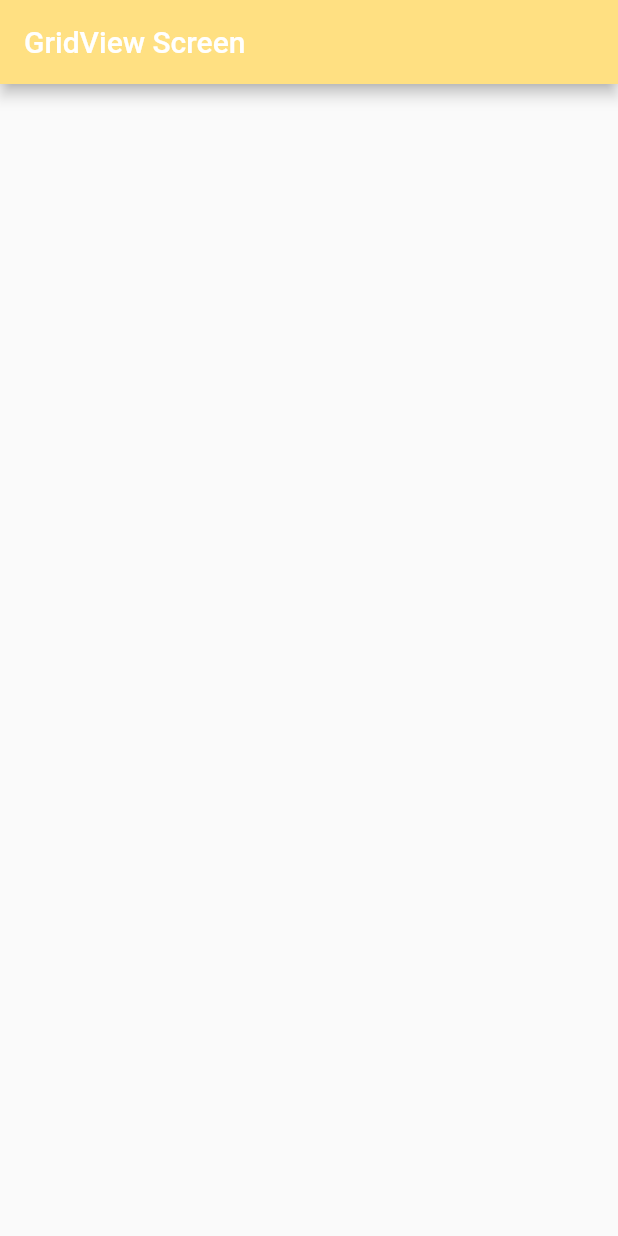
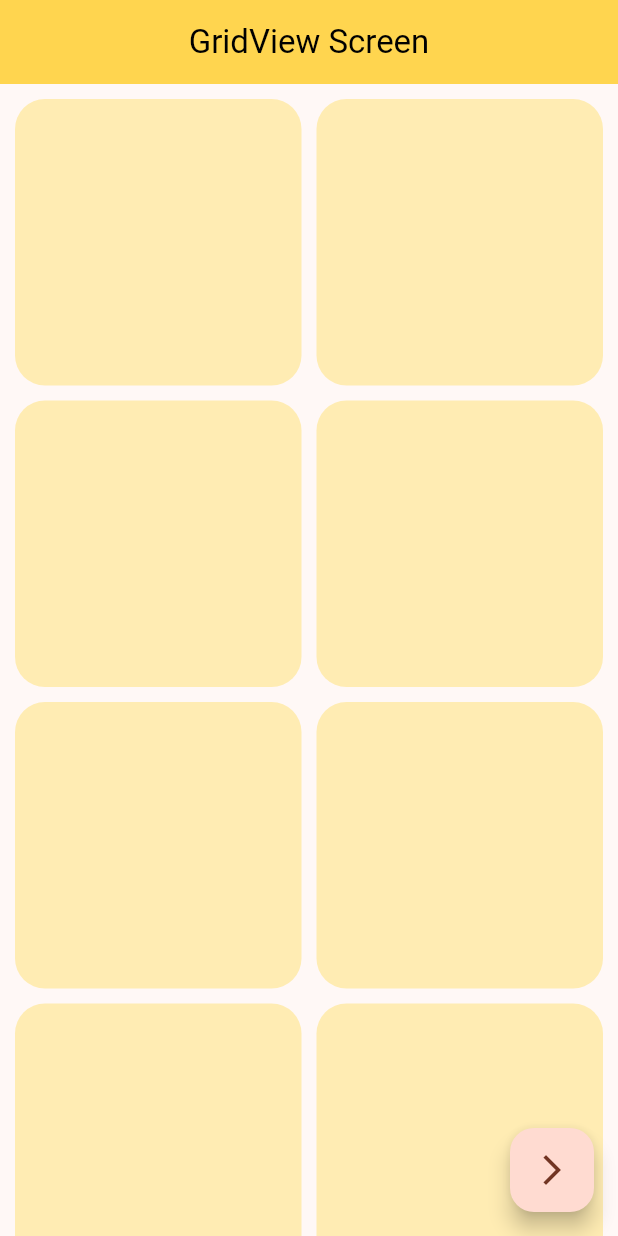
Before and after one commit to Aamirkhan55/day_5, a Flutter app: the screen it shows after launch, on a phone screen of 412 x 824 dp. Run offline on Flutter 3.47's test engine with Material 2 defaults, Android fonts, the phone set to English and light mode, and no system bars.

Commit message:
GridView/Builder

```diff
--- a/lib/main.dart
+++ b/lib/main.dart
@@ -14,10 +14,11 @@ class MyApp extends StatelessWidget {
       title: 'GridView Demo',
       debugShowCheckedModeBanner: false,
       theme: ThemeData(
-        colorScheme: ColorScheme.fromSeed(seedColor: Colors.orangeAccent),
+        colorScheme: ColorScheme.fromSeed(seedColor: Colors.deepOrange),
         appBarTheme: AppBarTheme(
-          backgroundColor: Colors.amber[200],
+          backgroundColor: Colors.amber[300],
         ),
+        useMaterial3: true,
       ),
       home: const GridViewScreen(),
     );
--- /dev/null
+++ b/lib/ui/screen/gridView_builder.dart
@@ -0,0 +1,35 @@
+import 'dart:math';
+
+import 'package:flutter/material.dart';
+
+class GridViewBuilder extends StatelessWidget {
+  const GridViewBuilder({super.key});
+
+  @override
+  Widget build(BuildContext context) {
+    return Scaffold(
+      appBar: AppBar(
+        title: const Text('GridView Builder'),
+      ),
+      body: GridView.builder(
+        itemCount: 15,
+        padding: const EdgeInsets.all(10),
+        gridDelegate: const SliverGridDelegateWithFixedCrossAxisCount(
+          crossAxisCount: 3,
+          mainAxisSpacing: 10,
+          crossAxisSpacing: 10
+          ),
+        itemBuilder: (context, index) {
+          return  Container(
+              height: 100,
+              width: 100,
+              decoration: BoxDecoration(
+                color: Colors.primaries[Random().nextInt(Colors.primaries.length)],
+                borderRadius: BorderRadius.circular(20),
+              ),
+            );
+        }
+        ),
+    );
+  }
+}
--- a/lib/ui/screen/gridView_screen.dart
+++ b/lib/ui/screen/gridView_screen.dart
@@ -1,3 +1,4 @@
+import 'package:day_5/ui/screen/gridView_builder.dart';
 import 'package:flutter/material.dart';
 
 class GridViewScreen extends StatelessWidget {
@@ -7,8 +8,94 @@ class GridViewScreen extends StatelessWidget {
   Widget build(BuildContext context) {
     return Scaffold(
       appBar: AppBar(
-        title: const Text('GridView Screen'),
+        centerTitle: true,
+        title: const Text(
+          'GridView Screen',
+           style: TextStyle(
+            color: Colors.black,
+           ),
+          ),
       ),
+      body: GridView(
+        padding: const EdgeInsets.all(10),
+        gridDelegate: const SliverGridDelegateWithFixedCrossAxisCount(
+          crossAxisCount: 2,
+          mainAxisSpacing: 10,
+          crossAxisSpacing: 10,
+          ),
+          children: [
+            Container(
+              height: 100,
+              width: 100,
+              decoration: BoxDecoration(
+                color: Colors.amber[100],
+                borderRadius: BorderRadius.circular(20),
+              ),
+            ),
+             Container(
+              height: 100,
+              width: 100,
+              decoration: BoxDecoration(
+                color: Colors.amber[100],
+                borderRadius: BorderRadius.circular(20),
+              ),
+            ),
+             Container(
+              height: 100,
+              width: 100,
+              decoration: BoxDecoration(
+                color: Colors.amber[100],
+                borderRadius: BorderRadius.circular(20),
+              ),
+            ),
+             Container(
+              height: 100,
+              width: 100,
+              decoration: BoxDecoration(
+                color: Colors.amber[100],
+                borderRadius: BorderRadius.circular(20),
+              ),
+            ),
+            Container(
+              height: 100,
+              width: 100,
+              decoration: BoxDecoration(
+                color: Colors.amber[100],
+                borderRadius: BorderRadius.circular(20),
+              ),
+            ),
+            Container(
+              height: 100,
+              width: 100,
+              decoration: BoxDecoration(
+                color: Colors.amber[100],
+                borderRadius: BorderRadius.circular(20),
+              ),
+            ),
+            Container(
+              height: 100,
+              width: 100,
+              decoration: BoxDecoration(
+                color: Colors.amber[100],
+                borderRadius: BorderRadius.circular(20),
+              ),
+            ),
+            Container(
+              height: 100,
+              width: 100,
+              decoration: BoxDecoration(
+                color: Colors.amber[100],
+                borderRadius: BorderRadius.circular(20),
+              ),
+            ),
+          ],
+        ),
+         floatingActionButton: FloatingActionButton(
+          onPressed: () {
+            Navigator.push(context, MaterialPageRoute(builder: (context) =>  const GridViewBuilder()));
+          },
+          child: const Icon(Icons.arrow_forward_ios),
+           ),
     );
   }
 }
```
